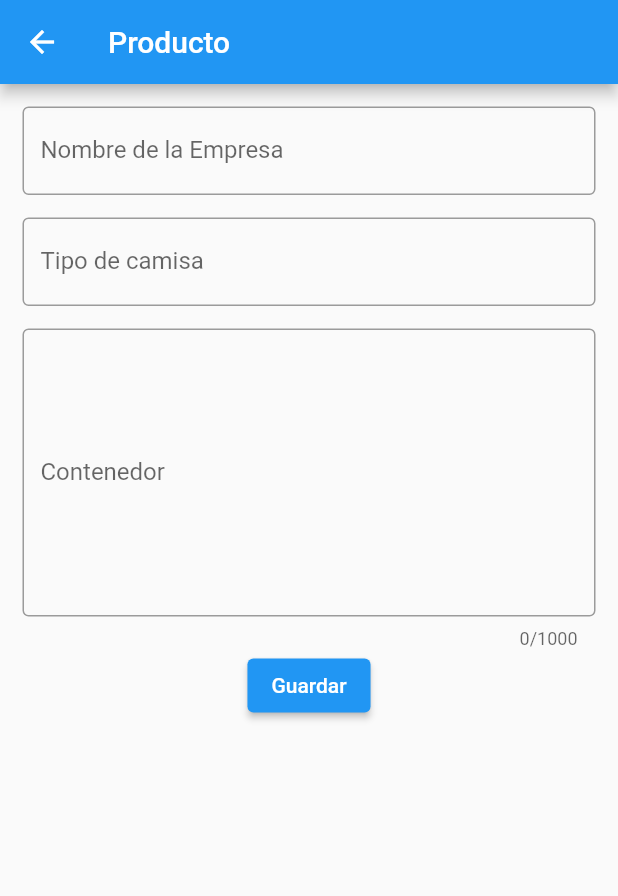
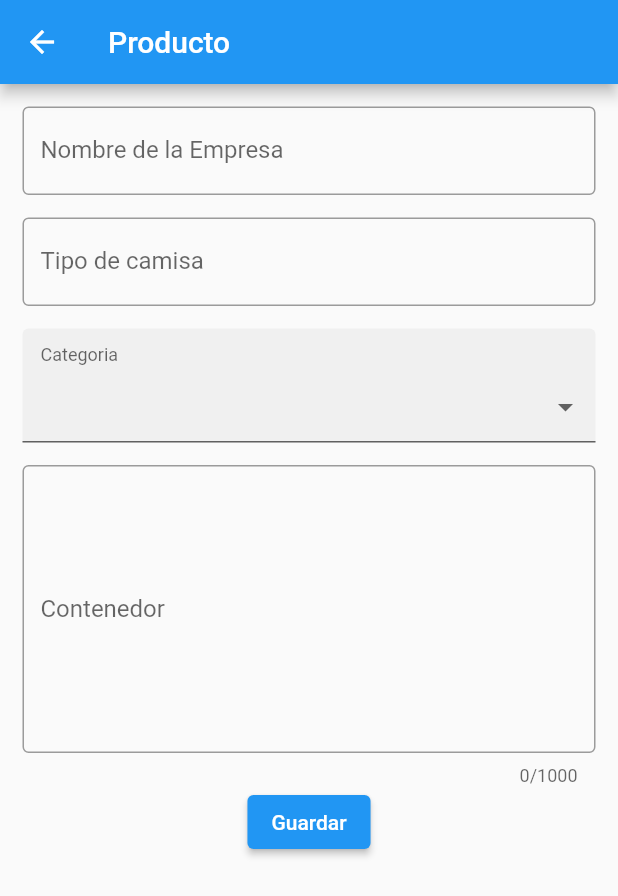
Before and after one commit to santiagoae/screenSL, a Flutter app: the screen it shows after launch, after a tap on the "add" icon, on a phone screen of 412 x 824 dp. Shown: the top 896 px of the screen. Run offline on Flutter 3.47's test engine with Material 2 defaults, Android fonts, the phone set to English and light mode, and no system bars; drawn by our look-alikes of dropdown_formfield; our stand-ins replace sqflite; accounts and stored records are empty.

Commit message:
version hasta categoria

```diff
--- a/lib/db/operaciones.dart
+++ b/lib/db/operaciones.dart
@@ -6,11 +6,11 @@ class Operations {
 
   static Future<Database> _openDB() async {
     return openDatabase(
-      join( await getDatabasesPath(), 'organizaciones.db'),
+      join( await getDatabasesPath(), 'product.db'),
 
       onCreate: (db, version){
         return db.execute(
-          "CREATE TABLE organizaciones (id INTEGER PRIMARY KEY, title TEXT, content TEXT )"
+          "CREATE TABLE product (id INTEGER PRIMARY KEY, title TEXT, tipo TEXT, categoria TEXT, content TEXT )"
         );
 
       }, version: 1
@@ -20,30 +20,30 @@ class Operations {
   static Future<int> insert(Empresas empresa)async{
     Database database = await _openDB();
 
-    return database.insert("organizaciones", empresa.toMap());
+    return database.insert("product", empresa.toMap());
   }
 
   static Future<int> delete(Empresas empresa)async{
     Database database = await _openDB();
 
-    return database.delete("organizaciones", where: "id = ?", whereArgs: [empresa.id] );
+    return database.delete("product", where: "id = ?", whereArgs: [empresa.id] );
   }
 
   static Future<int> update(Empresas empresa)async{
     Database database = await _openDB();
 
-    return database.update("organizaciones",empresa.toMap(), where: "id = ?", whereArgs: [empresa.id] );
+    return database.update("product",empresa.toMap(), where: "id = ?", whereArgs: [empresa.id] );
   }
 
   static Future<List<Empresas>>  empresas() async{
     Database database = await _openDB();
-    final List<Map<String, dynamic>> empresasMap = await database.query("organizaciones");
+    final List<Map<String, dynamic>> empresasMap = await database.query("product");
 
     for (var recorrerObjeto in empresasMap) {
       print("__________"+recorrerObjeto["title"] );
     }
 
-    return List.generate(empresasMap.length, (i) => Empresas(id: empresasMap[i]['id'], title: empresasMap[i]['title'], tipo: empresasMap[i]['tipo'], content: empresasMap[i]['content']));
+    return List.generate(empresasMap.length, (i) => Empresas(id: empresasMap[i]['id'], title: empresasMap[i]['title'], tipo: empresasMap[i]['tipo'], categoria: empresasMap[i]['categoria'], content: empresasMap[i]['content']));
   }
 
 }
--- a/lib/models/empresas.dart
+++ b/lib/models/empresas.dart
@@ -2,12 +2,14 @@ class Empresas {
    int? id;
    String? title = "" ;
    String? tipo = "" ;
+   String? categoria = "";
    String? content = "" ;
 
   Empresas({
     this.id,
     required this.title,
     required this.tipo,
+    required this.categoria,
     required this.content,
   });
 
@@ -18,6 +20,7 @@ class Empresas {
       "id": id,
       "title": title,
       "tipo": tipo,
+      "categoria": categoria,
       "content": content,
 
     };
--- a/lib/pages/captura_informacion.dart
+++ b/lib/pages/captura_informacion.dart
@@ -1,6 +1,8 @@
 import "package:flutter/material.dart";
 import 'package:slscreen/db/operaciones.dart';
 import 'package:slscreen/models/empresas.dart';
+import 'package:dropdown_formfield/dropdown_formfield.dart';
+
 
 class CapturaInfo extends StatefulWidget {
   static const String ROUTE = "/capturaInfo";
@@ -16,7 +18,13 @@ class _CapturaInfoState extends State<CapturaInfo> {
 
   final tipoController = TextEditingController();
 
+  final categoriaController = TextEditingController();
+
   final contentController = TextEditingController();
+
+  String? _categoriaSeleccionada = "";
+
+
 
   @override
   Widget build(BuildContext context) {
@@ -44,7 +52,6 @@ class _CapturaInfoState extends State<CapturaInfo> {
     return Container(
       padding: EdgeInsets.all(15),
       child: Form(
-        autovalidateMode: AutovalidateMode.onUserInteraction,
         key: _formKey,
         child: Column(
           children: <Widget>[
@@ -81,6 +88,43 @@ class _CapturaInfoState extends State<CapturaInfo> {
             SizedBox(
               height: 15,
             ),
+
+            DropDownFormField(
+              titleText: "Categoria",
+              hintText: _categoriaSeleccionada,
+              value: _categoriaSeleccionada,
+              onSaved: (value){
+                setState(() {
+                  _categoriaSeleccionada = value;
+                });
+              },
+              onChanged: (value){
+                setState(() {
+                  _categoriaSeleccionada = value;
+                });
+              },
+              dataSource: [
+                {
+                  "display":"Camisa",
+                  "value":"Camisa"
+                },
+                {
+                  "display":"Camiseta",
+                  "value":"Camiseta"
+                },
+                {
+                  "display":"Buso",
+                  "value":"Buso"
+                }
+              ],
+              textField: "display",
+              valueField: "value",
+            ),
+
+            SizedBox(
+              height: 15,
+            ),
+
             TextFormField(
               controller: contentController,
               maxLines: 8,
@@ -106,6 +150,7 @@ class _CapturaInfoState extends State<CapturaInfo> {
                       //actualizacion
                       empresa.title = titleController.text;
                       empresa.tipo = tipoController.text;
+                      empresa.categoria = _categoriaSeleccionada;
                       empresa.content = contentController.text;
                       Operations.update(empresa);
                     } else {
@@ -113,6 +158,7 @@ class _CapturaInfoState extends State<CapturaInfo> {
                       Operations.insert(Empresas(
                         title: titleController.text,
                         tipo: tipoController.text,
+                        categoria: _categoriaSeleccionada,
                         content: contentController.text,
                       ));
                     }
--- a/pubspec.yaml
+++ b/pubspec.yaml
@@ -31,13 +31,13 @@ dependencies:
     sdk: flutter
   sqflite:
   carousel_slider:
-  dropdownfield: ^1.0.3
   toggle_switch: ^2.0.1
   # The following adds the Cupertino Icons font to your application.
   # Use with the CupertinoIcons class for iOS style icons.
   cupertino_icons: ^1.0.2
   image_picker: ^0.8.5
   font_awesome_flutter:
+  dropdown_formfield: ^0.1.4
 
 dev_dependencies:
   flutter_test:
```
Also changed, not shown: pubspec.lock.
